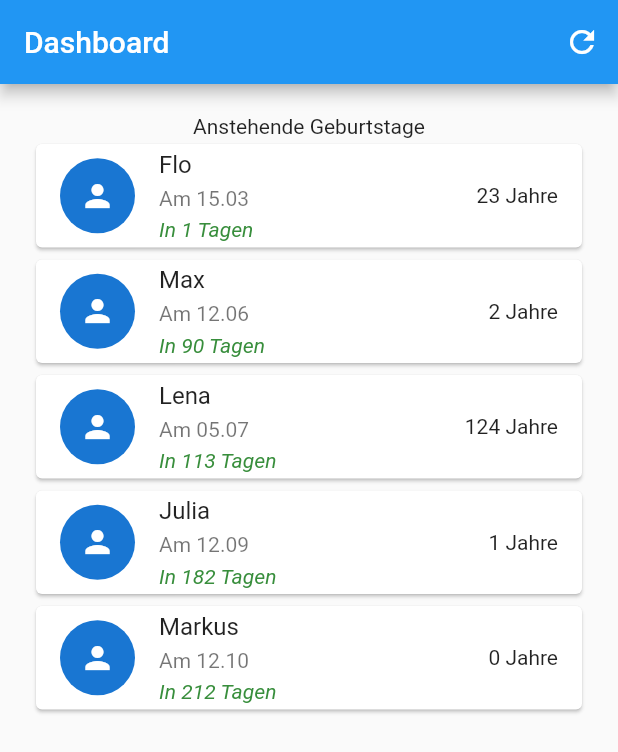
After one commit to coodoo-io/geburtstags-app, a Flutter app: the DashboardScreen screen opened directly, on a phone screen of 412 x 824 dp. The commit adds this screen. Shown: the top 752 px of the screen. Run offline on Flutter 3.47's test engine with Material 2 defaults, Android fonts, the phone set to English and light mode, and no system bars.

Commit message:
07 Dashboard

```diff
--- a/lib/repositories/birthday.repo.dart
+++ b/lib/repositories/birthday.repo.dart
@@ -1,4 +1,5 @@
 import 'package:geburtstags_app/models/birthday.dart';
+import 'package:geburtstags_app/util/datetime.util.dart';
 
 class BirthdayRepo {
   static final BirthdayRepo _birthdayRepo = BirthdayRepo._internal();
@@ -9,7 +10,7 @@ class BirthdayRepo {
 
   BirthdayRepo._internal() {
     repo.add(Birthday(date: DateTime(2020, 6, 12), name: "Max"));
-    repo.add(Birthday(date: DateTime(1999, 1, 11), name: "Flo"));
+    repo.add(Birthday(date: DateTime(1999, 3, 15), name: "Flo"));
     repo.add(Birthday(date: DateTime(1898, 7, 5), name: "Lena"));
     repo.add(Birthday(date: DateTime(2021, 9, 12), name: "Julia"));
     repo.add(Birthday(date: DateTime(2022, 10, 12), name: "Markus"));
@@ -21,6 +22,16 @@ class BirthdayRepo {
 
   List<Birthday> getBirthdays() {
     return repo;
+  }
+
+  List<Birthday> getNextFiveBirthdays() {
+    final dateTimeUtil = DateTimeUtil();
+    List<Birthday> nextFiveBirthdays = repo;
+
+    nextFiveBirthdays.sort((a, b) =>
+        dateTimeUtil.remainingDaysUntilBirthday(a.date).compareTo(dateTimeUtil.remainingDaysUntilBirthday(b.date)));
+
+    return nextFiveBirthdays.sublist(0, 5);
   }
 
   Birthday insert(Birthday birthday) {
--- a/lib/screens/birthday/widgets/birthday_form.dart
+++ b/lib/screens/birthday/widgets/birthday_form.dart
@@ -1,4 +1,3 @@
-import 'package:flutter/cupertino.dart';
 import 'package:flutter/material.dart';
 import 'package:geburtstags_app/models/birthday.dart';
 import 'package:geburtstags_app/repositories/birthday.repo.dart';
--- /dev/null
+++ b/lib/screens/dashboard/dashboard.screen.dart
@@ -0,0 +1,78 @@
+import 'package:flutter/material.dart';
+import 'package:geburtstags_app/repositories/birthday.repo.dart';
+import 'package:geburtstags_app/screens/birthday/detail/birthday_detail.screen.dart';
+import 'package:geburtstags_app/util/datetime.util.dart';
+import 'package:intl/intl.dart';
+
+class DashboardScreen extends StatefulWidget {
+  const DashboardScreen({Key? key}) : super(key: key);
+
+  @override
+  State<DashboardScreen> createState() => _DashboardScreenState();
+}
+
+class _DashboardScreenState extends State<DashboardScreen> {
+  @override
+  Widget build(BuildContext context) {
+    final repo = BirthdayRepo();
+    final nextbirthdays = repo.getNextFiveBirthdays();
+
+    return Scaffold(
+      appBar: AppBar(
+        title: const Text("Dashboard"),
+        actions: [
+          IconButton(
+            onPressed: () => setState(() {}),
+            icon: const Icon(Icons.refresh),
+          ),
+        ],
+      ),
+      body: Padding(
+        padding: const EdgeInsets.all(20.0),
+        child: Column(
+          children: [
+            const Text("Anstehende Geburtstage"),
+            Expanded(
+              child: ListView.builder(
+                itemCount: nextbirthdays.length,
+                itemBuilder: (context, index) {
+                  final dateTimeUtil = DateTimeUtil();
+                  final birthday = nextbirthdays[index];
+                  final daysUntilBirthday = dateTimeUtil.remainingDaysUntilBirthday(birthday.date);
+                  final getAge = dateTimeUtil.getAge(birthday.date);
+
+                  return Card(
+                    child: ListTile(
+                      onTap: () => Navigator.push(
+                        context,
+                        MaterialPageRoute(builder: (context) => BirthdayDetailScreen(birthday: birthday)),
+                      ),
+                      leading: const CircleAvatar(
+                        child: Icon(Icons.person),
+                        radius: 25,
+                      ),
+                      title: Text(birthday.name),
+                      subtitle: Column(
+                        crossAxisAlignment: CrossAxisAlignment.start,
+                        children: [
+                          const SizedBox(height: 5),
+                          Text("Am ${DateFormat('dd.MM').format(birthday.date)}"),
+                          const SizedBox(height: 5),
+                          Text(
+                            "In $daysUntilBirthday Tagen",
+                            style: TextStyle(fontStyle: FontStyle.italic, color: Colors.green.shade700),
+                          ),
+                        ],
+                      ),
+                      trailing: Text("$getAge Jahre"),
+                    ),
+                  );
+                },
+              ),
+            ),
+          ],
+        ),
+      ),
+    );
+  }
+}
--- a/lib/screens/home/home.screen.dart
+++ /dev/null
@@ -1,13 +0,0 @@
-import 'package:flutter/material.dart';
-
-class HomeScreen extends StatelessWidget {
-  const HomeScreen({Key? key}) : super(key: key);
-
-  @override
-  Widget build(BuildContext context) {
-    return Scaffold(
-      appBar: AppBar(title: const Text("Dashboard")),
-      body: const Center(child: Text("...")),
-    );
-  }
-}
--- a/lib/templates/template.dart
+++ b/lib/templates/template.dart
@@ -1,6 +1,6 @@
 import 'package:flutter/material.dart';
 import 'package:geburtstags_app/screens/birthday/birthdays.screen.dart';
-import 'package:geburtstags_app/screens/home/home.screen.dart';
+import 'package:geburtstags_app/screens/dashboard/dashboard.screen.dart';
 import 'package:geburtstags_app/screens/settings/settings.screen.dart';
 
 class Template extends StatefulWidget {
@@ -37,7 +37,7 @@ class _TemplateState extends State<Template> {
       body: IndexedStack(
         index: _index,
         children: const [
-          HomeScreen(),
+          DashboardScreen(),
           BirthdaysScreen(),
           SettingsScreen(),
         ],
--- /dev/null
+++ b/lib/util/datetime.util.dart
@@ -0,0 +1,17 @@
+class DateTimeUtil {
+  int remainingDaysUntilBirthday(DateTime birthday) {
+    DateTime now = DateTime.now();
+    DateTime nextBirthday = DateTime(now.year, birthday.month, birthday.day);
+    if (nextBirthday.isBefore(now)) {
+      nextBirthday = DateTime(now.year + 1, birthday.month, birthday.day);
+    }
+
+    // Plus 1, da der Geburtstagstag selbst noch ein Tag ist.
+    return nextBirthday.difference(now).inDays + 1;
+  }
+
+  int getAge(DateTime birthday) {
+    DateTime now = DateTime.now();
+    return now.year - birthday.year;
+  }
+}
```
Also changed, not shown: pubspec.lock.
